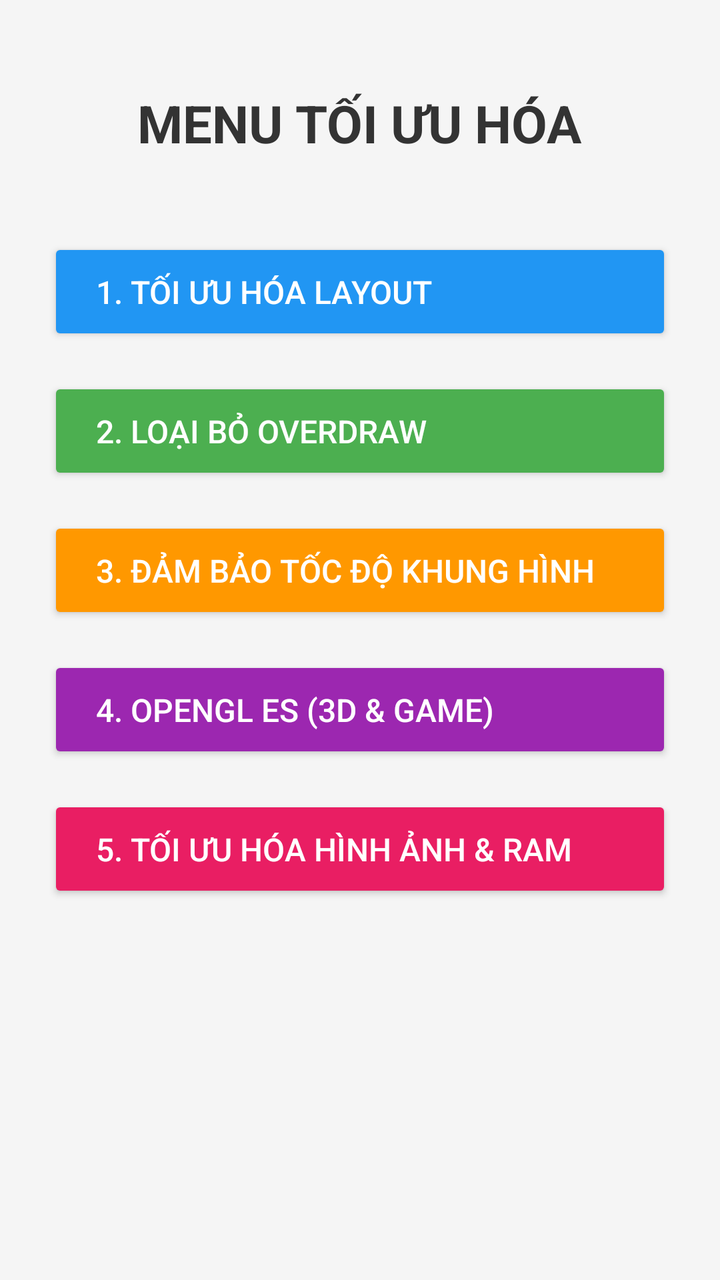
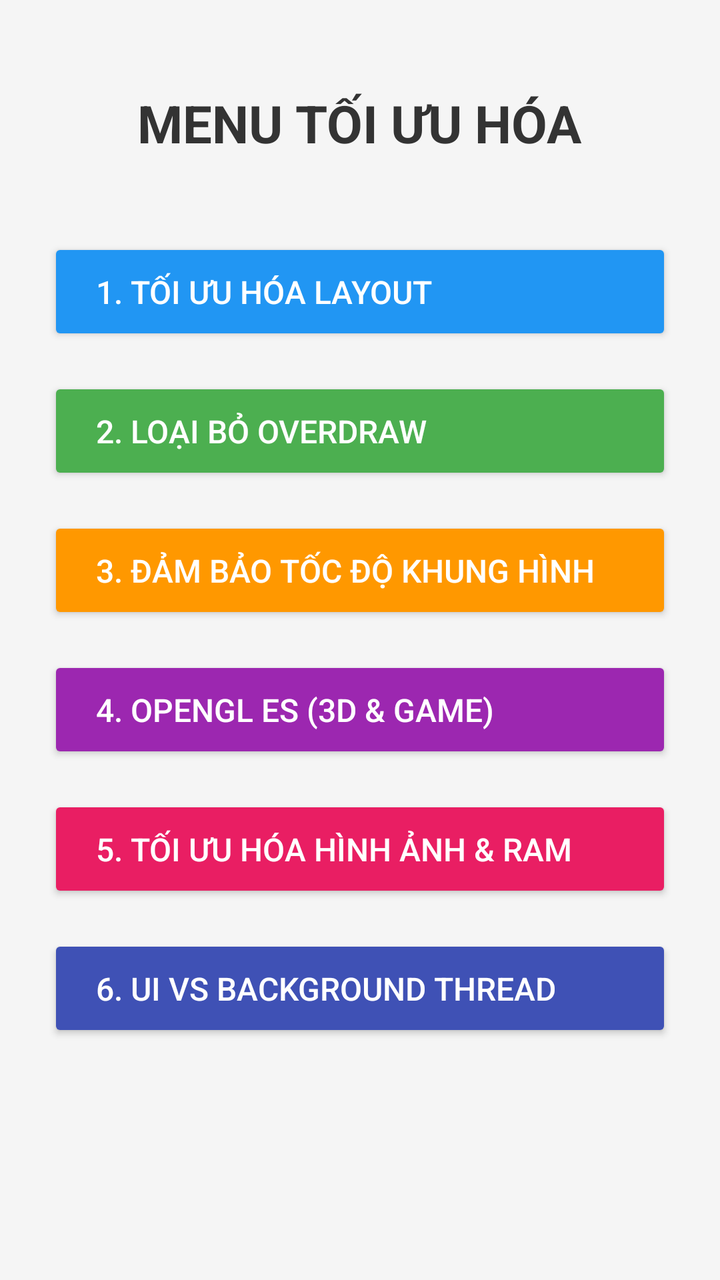

Two renders of the same Android screen: before a commit and after it. Below are the layout's source before the change and the commit's diff.
<!-- AndroidManifest.xml: application theme Theme.Optimization -->
<!-- res/layout/activity_menu.xml -->
<?xml version="1.0" encoding="utf-8"?>
<LinearLayout xmlns:android="http://schemas.android.com/apk/res/android"
    android:layout_width="match_parent"
    android:layout_height="match_parent"
    android:orientation="vertical"
    android:padding="24dp"
    android:gravity="center_horizontal"
    android:background="#F5F5F5">

    <TextView
        android:layout_width="wrap_content"
        android:layout_height="wrap_content"
        android:text="MENU TỐI ƯU HÓA"
        android:textSize="26sp"
        android:textStyle="bold"
        android:textColor="#333333"
        android:layout_marginBottom="40dp"
        android:layout_marginTop="20dp"/>

    <Button
        android:id="@+id/btnLayoutOpt"
        android:layout_width="match_parent"
        android:layout_height="wrap_content"
        android:text="1. Tối ưu hóa Layout"
        android:textSize="16sp"
        android:gravity="start|center_vertical"
        android:paddingStart="24dp"
        android:paddingEnd="16dp"
        android:paddingTop="16dp"
        android:paddingBottom="16dp"
        android:backgroundTint="#2196F3"
        android:textColor="#FFFFFF"
        android:layout_marginBottom="16dp"/>

    <Button
        android:id="@+id/btnOverdraw"
        android:layout_width="match_parent"
        android:layout_height="wrap_content"
        android:text="2. Loại bỏ Overdraw"
        android:textSize="16sp"
        android:gravity="start|center_vertical"
        android:paddingStart="24dp"
        android:paddingEnd="16dp"
        android:paddingTop="16dp"
        android:paddingBottom="16dp"
        android:backgroundTint="#4CAF50"
        android:textColor="#FFFFFF"
        android:layout_marginBottom="16dp"/>

    <Button
        android:id="@+id/btnJank"
        android:layout_width="match_parent"
        android:layout_height="wrap_content"
        android:text="3. Đảm bảo tốc độ khung hình"
        android:textSize="16sp"
        android:gravity="start|center_vertical"
        android:paddingStart="24dp"
        android:paddingEnd="16dp"
        android:paddingTop="16dp"
        android:paddingBottom="16dp"
        android:backgroundTint="#FF9800"
        android:textColor="#FFFFFF"
        android:layout_marginBottom="16dp"/>

    <Button
        android:id="@+id/btnOpenGL"
        android:layout_width="match_parent"
        android:layout_height="wrap_content"
        android:text="4. OpenGL ES (3D &amp; Game)"
        android:textSize="16sp"
        android:gravity="start|center_vertical"
        android:paddingStart="24dp"
        android:paddingEnd="16dp"
        android:paddingTop="16dp"
        android:paddingBottom="16dp"
        android:backgroundTint="#9C27B0"
        android:textColor="#FFFFFF"
        android:layout_marginBottom="16dp"/>

    <Button
        android:id="@+id/btnImageOpt"
        android:layout_width="match_parent"
        android:layout_height="wrap_content"
        android:text="5. Tối ưu hóa Hình ảnh &amp; RAM"
        android:textSize="16sp"
        android:gravity="start|center_vertical"
        android:paddingStart="24dp"
        android:paddingEnd="16dp"
        android:paddingTop="16dp"
        android:paddingBottom="16dp"
        android:backgroundTint="#E91E63"
        android:textColor="#FFFFFF"/>

</LinearLayout>
<!-- resources referenced by this layout -->
<resources>
  <style name="Theme.Optimization" parent="Base.Theme.Optimization" />
  <style name="Base.Theme.Optimization" parent="Theme.Material3.DayNight.NoActionBar">
          
          
      </style>
</resources>

<!-- the commit's change to res/layout/activity_menu.xml (unified diff, before → after) -->
@@ -89,6 +89,21 @@
         android:paddingTop="16dp"
         android:paddingBottom="16dp"
         android:backgroundTint="#E91E63"
+        android:textColor="#FFFFFF"
+        android:layout_marginBottom="16dp"/>
+
+    <Button
+        android:id="@+id/btnThread"
+        android:layout_width="match_parent"
+        android:layout_height="wrap_content"
+        android:text="6. UI vs Background Thread"
+        android:textSize="16sp"
+        android:gravity="start|center_vertical"
+        android:paddingStart="24dp"
+        android:paddingEnd="16dp"
+        android:paddingTop="16dp"
+        android:paddingBottom="16dp"
+        android:backgroundTint="#3F51B5"
         android:textColor="#FFFFFF"/>
 
 </LinearLayout>
